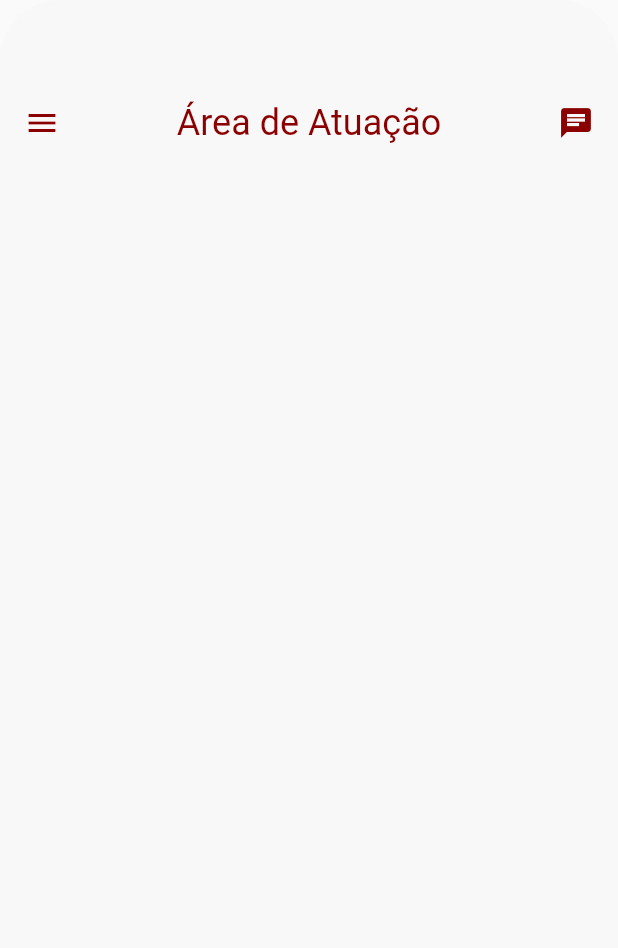
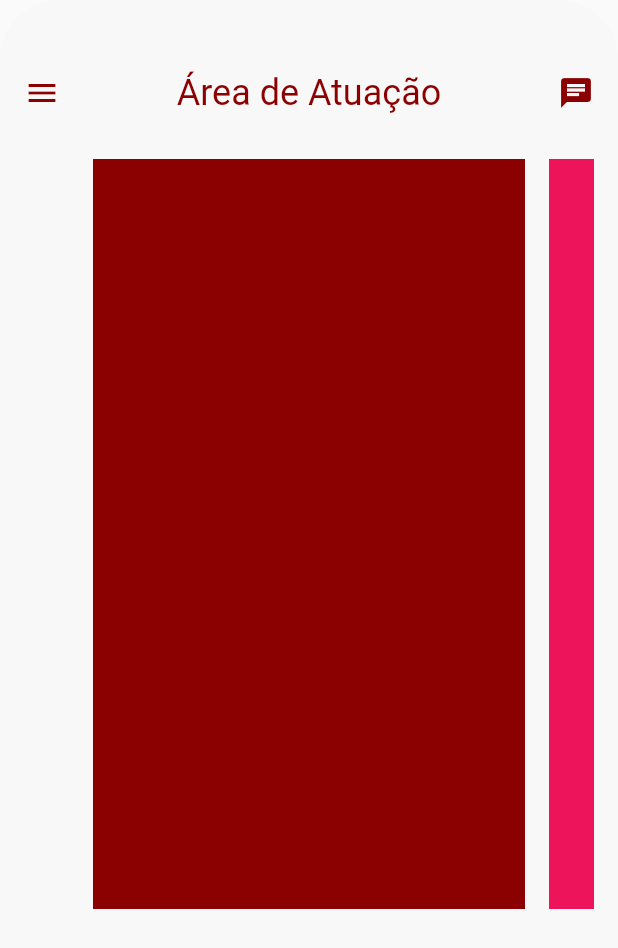
Before and after one commit to PapitoTI/Challenge_MPSP, a Flutter app: the Area widget shown alone on an empty page, opened directly, on a phone screen of 412 x 824 dp. Shown: the top 948 px of the screen. Run offline on Flutter 3.47's test engine with Material 2 defaults, Android fonts, the phone set to English and light mode, and no system bars; our stand-ins replace bloc, flutter_bloc, font_awesome_flutter, google_fonts.

Commit message:
PageView em Área de Atuação

```diff
--- a/lib/main.dart
+++ b/lib/main.dart
@@ -9,6 +9,7 @@ class MyApp extends StatelessWidget {
   @override
   Widget build(BuildContext context) {
     return MaterialApp(
+      debugShowCheckedModeBanner: false,
       home: SigninView(),
     );
   }
--- a/lib/views/area.view.dart
+++ b/lib/views/area.view.dart
@@ -18,11 +18,7 @@ class Area extends StatelessWidget with NavigationStates {
       child: Column(
         crossAxisAlignment: CrossAxisAlignment.start,
         children: [
-          Padding(
-            padding: const EdgeInsets.only(
-                top: 20), //para o oneaction tive que colocar
-
-            child: Row(
+          Row(
             mainAxisAlignment: MainAxisAlignment.spaceBetween,
             mainAxisSize: MainAxisSize.max,
             children: [
@@ -43,7 +39,35 @@ class Area extends StatelessWidget with NavigationStates {
               ),
             ],
           ),
+          SizedBox(
+            height: 30,
           ),
+          Container(
+            height: 500,
+            child: PageView(
+              controller: PageController(viewportFraction: 0.8),
+              scrollDirection: Axis.horizontal,
+              pageSnapping: true,
+              children: [
+                Container(
+                  margin: const EdgeInsets.symmetric(horizontal: 8),
+                  color: Palett.vermelhompsp,
+                  width: 100,
+                ),
+                Container(
+                  margin: const EdgeInsets.symmetric(horizontal: 8),
+                  color: Palett.fiap,
+                  width: 100,
+                ),
+                Container(
+                  margin: const EdgeInsets.symmetric(horizontal: 8),
+                  color: Palett.azulmpsp,
+                  width: 100,
+                ),
+              ],
+            ),
+          ),
+          SizedBox(height: 20),
         ],
       ),
     );
```
Also changed, not shown: pubspec.lock. Lines whose indentation alone changed are shown as unchanged.
